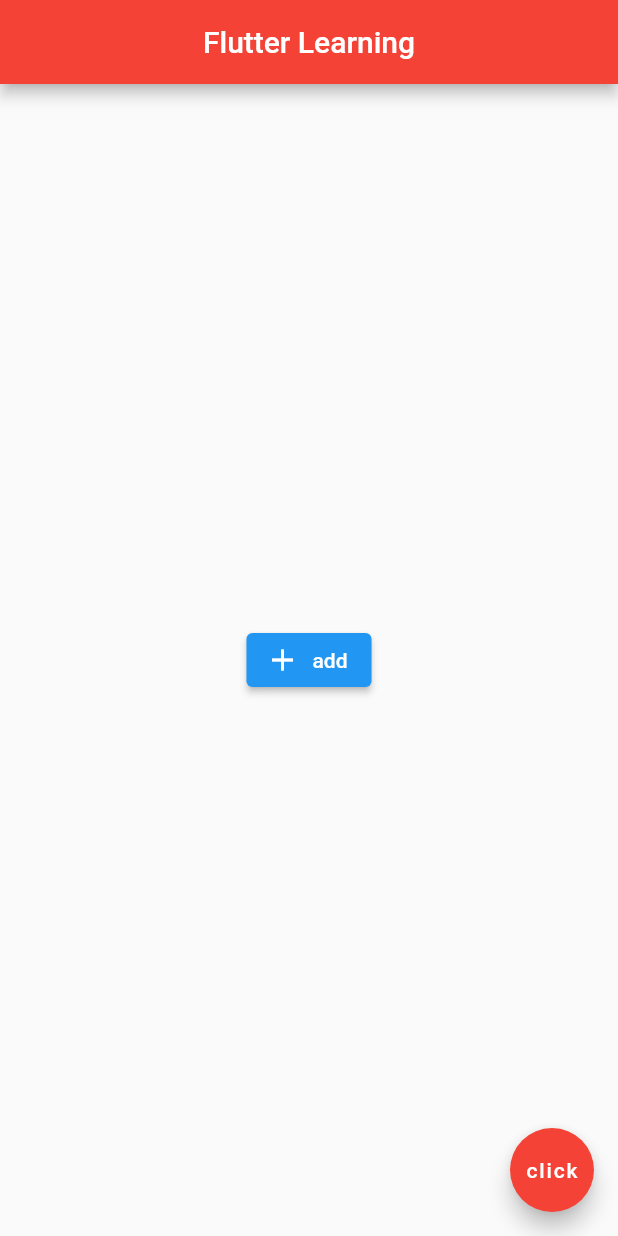
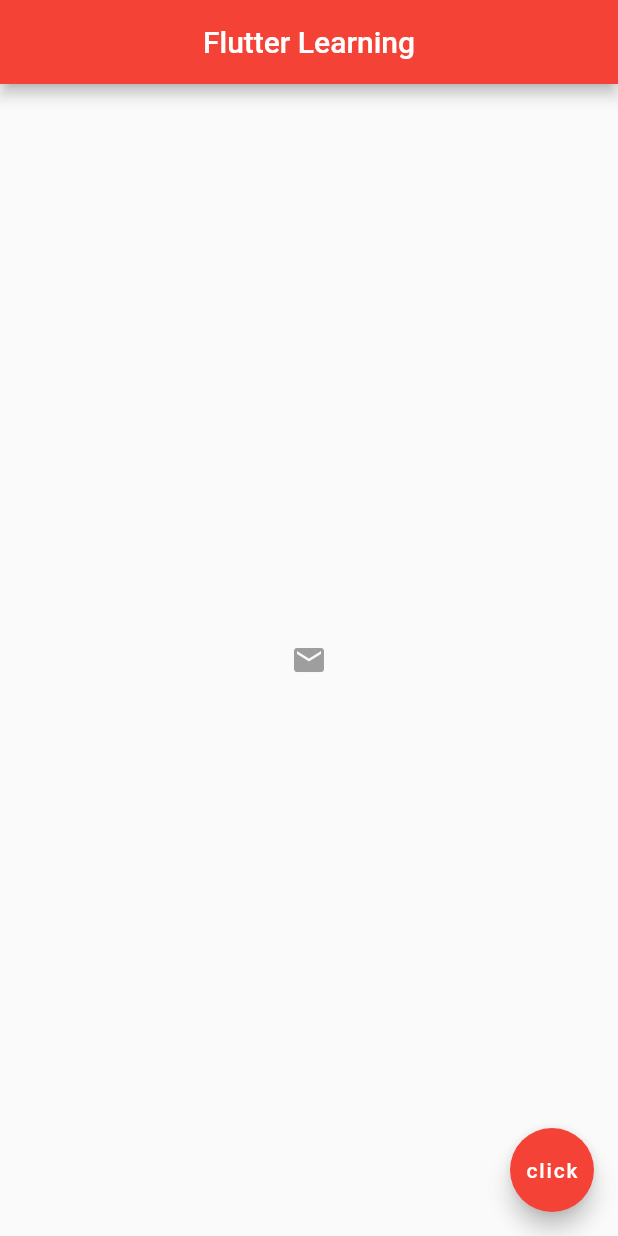
Before and after one commit to behzad-nematzadeh/FlutterLearning, a Flutter app: the screen it shows after launch, on a phone screen of 412 x 824 dp. Run offline on Flutter 3.47's test engine with Material 2 defaults, Android fonts, the phone set to English and light mode, and no system bars.

Commit message:
IconButton

```diff
--- a/lib/main.dart
+++ b/lib/main.dart
@@ -18,20 +18,10 @@ class Home extends StatelessWidget {
         backgroundColor: Colors.red[500],
       ),
       body: Center(
-        child: ElevatedButton.icon(
+        child: IconButton(
           onPressed: () {},
-          icon: const Icon(Icons.add), label: const Text('add'),
-          /*style: ElevatedButton.styleFrom(
-            primary: Colors.blue, // background
-            onPrimary: Colors.white, // foreground
-          ),*/
-          /*style: ButtonStyle(
-            backgroundColor: MaterialStateProperty.all(Colors.red),
-            padding: MaterialStateProperty.all(const EdgeInsets.all(8)),
-            textStyle: MaterialStateProperty.all(
-              const TextStyle(fontSize: 20),
-            ),
-          ),*/
+          icon: const Icon(Icons.email),
+          color: Colors.grey,
         ),
       ),
       floatingActionButton: FloatingActionButton(
```
